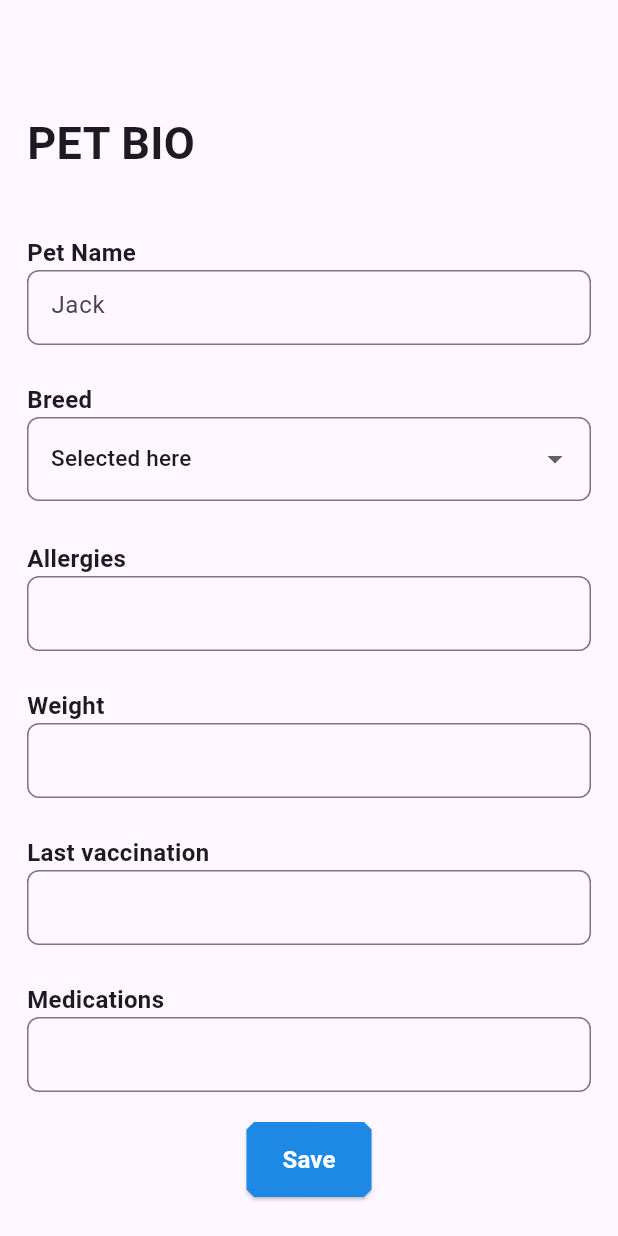
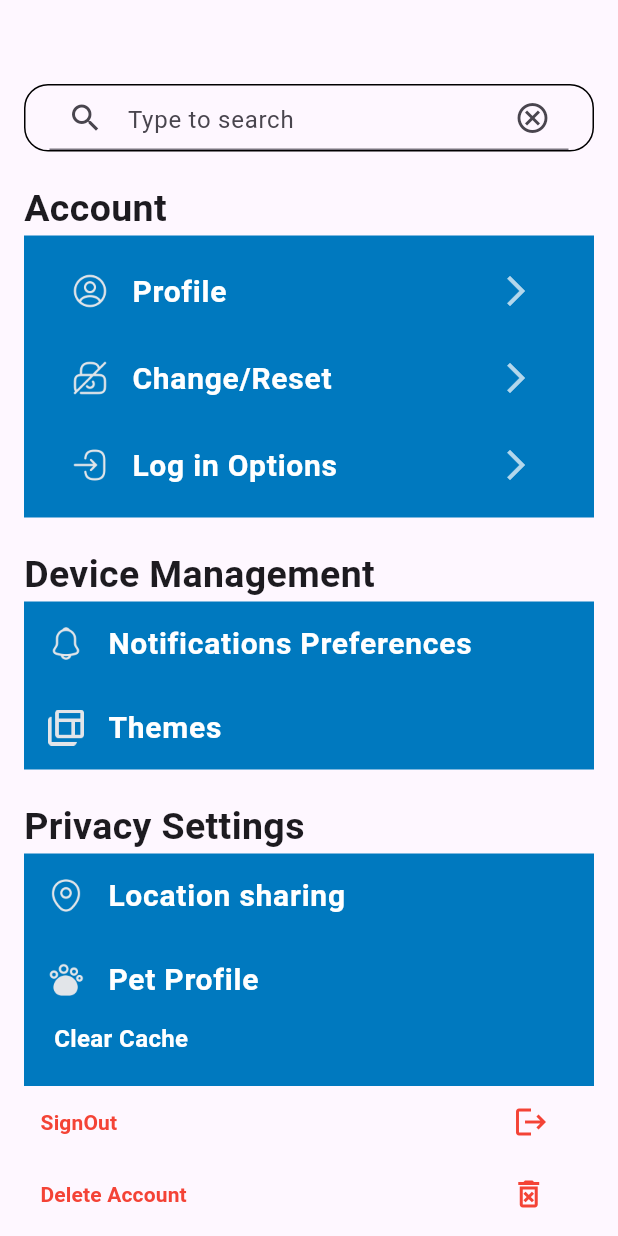
Before and after one commit to tomilayo2/pet_bio, a Flutter app: the screen it shows after launch, on a phone screen of 412 x 824 dp. Run offline on Flutter 3.47's test engine with Material 3 defaults, Android fonts, the phone set to English and light mode, and no system bars.

Commit message:
search box session

```diff
--- /dev/null
+++ b/lib/Search_box_session.dart
@@ -0,0 +1,308 @@
+import 'package:flutter/material.dart';
+
+class SearchBoxSession extends StatelessWidget {
+  const SearchBoxSession({super.key});
+
+  @override
+  Widget build(BuildContext context) {
+    return Scaffold(
+      appBar: AppBar(),
+      body: ListView(
+        children: [
+          Container(
+            height: 45,
+            width: double.infinity,
+            margin: EdgeInsets.symmetric(horizontal: 16.0),
+            padding: EdgeInsets.symmetric(horizontal: 16.0,),
+            decoration: BoxDecoration(
+                border: Border.all(),
+                borderRadius: BorderRadius.circular(16.0)
+            ),
+            child: TextField(
+              decoration: InputDecoration(
+                  hintText: "Type to search",
+                  prefixIcon: Icon(Icons.search),
+                  suffixIcon: Icon(Icons.cancel_outlined),
+                  contentPadding: EdgeInsets.symmetric(vertical: 10.0)
+              ),
+            ),
+          ),
+          SizedBox(height: 20,),
+          Container(
+            padding: EdgeInsets.symmetric(horizontal: 16),
+            child: Text(
+              "Account",
+              style: TextStyle(
+                  fontSize: 25,
+                  fontWeight: FontWeight.bold
+              ),
+            ),
+          ),
+          Container(
+            margin: EdgeInsets.symmetric(horizontal: 16),
+            padding: EdgeInsets.symmetric(horizontal: 16, vertical: 7),
+
+            // width: 400,
+            decoration: BoxDecoration(
+                color: Color(0xFF0079BF)
+            ),
+            child: Column(
+              children: [
+                SizedBox(height: 2,),
+                ListTile(
+                  minVerticalPadding: 0.0,
+                  leading: Image.asset(
+                    "assets/images/profile.png",
+                    width: 24,
+                    height: 24,
+
+                  ),
+                  // leading: Icon(Icons.person, color: Colors.white70,),
+                  title: Text(
+                    "Profile",
+                    style: TextStyle(
+                        color: Colors.white,
+                        fontWeight: FontWeight.bold,
+                        fontSize: 20
+                    ),
+                  ),
+                  trailing: Icon(
+                    Icons.arrow_forward_ios, color: Colors.white70,),
+                ),
+                SizedBox(height: 2,),
+                ListTile(
+                  leading: Image.asset(
+                    "assets/images/reset_pin.png",
+                    width: 24,
+                    height: 24,
+                  ),
+                  title: Text(
+                    "Change/Reset",
+                    style: TextStyle(
+                        color: Colors.white,
+                        fontWeight: FontWeight.bold,
+                        fontSize: 20
+                    ),
+
+                  ),
+                  trailing: Icon(
+                    Icons.arrow_forward_ios, color: Colors.white70,),
+                ),
+                SizedBox(height: 2,),
+                ListTile(
+                  leading: Image.asset(
+                    "assets/images/login.png",
+                    width: 24,
+                    height: 24,
+                  ),
+                  title: Text(
+                    "Log in Options",
+                    style: TextStyle(
+                        color: Colors.white,
+                        fontWeight: FontWeight.bold,
+                        fontSize: 20
+                    ),
+                  ),
+                  trailing: Icon(
+                    Icons.arrow_forward_ios, color: Colors.white70,),
+                )
+              ],
+            ),
+          ),
+          SizedBox(height: 20,),
+          Container(
+            padding: EdgeInsets.symmetric(horizontal: 16),
+            child: Text(
+              "Device Management",
+              style: TextStyle(
+                  fontSize: 25,
+                  fontWeight: FontWeight.bold
+              ),
+            ),
+          ),
+          Container(
+            margin: EdgeInsets.symmetric(horizontal: 16,),
+            decoration: BoxDecoration(
+              color: Color(0xFF0079BF),
+            ),
+            child: Column(
+              children: [
+                ListTile(
+                  leading: Image.asset(
+                    "assets/images/notification.png",
+                    width: 24,
+                    height: 24,
+                  ),
+                  title: Text(
+                    "Notifications Preferences",
+                    style: TextStyle(
+                        color: Colors.white,
+                        fontWeight: FontWeight.bold,
+                        fontSize: 20
+                    ),
+                  ),
+                ),
+                //  SizedBox(height: 1,),
+                ListTile(
+                  leading: Image.asset(
+                    "assets/images/Themes.png",
+                    width: 24,
+                    height: 24,
+                  ),
+                  title: Text(
+                    "Themes",
+                    style: TextStyle(
+                        color: Colors.white,
+                        fontWeight: FontWeight.bold,
+                        fontSize: 20
+                    ),
+                  ),
+                ),
+              ],
+
+            ),
+          ),
+          SizedBox(height: 20,),
+          Container(
+            padding: EdgeInsets.symmetric(horizontal: 16),
+            child: Text(
+              "Privacy Settings",
+              style: TextStyle(
+                  fontSize: 25,
+                  fontWeight: FontWeight.bold
+              ),
+            ),
+          ),
+          Container(
+            margin: EdgeInsets.symmetric(horizontal: 16),
+            //  padding: EdgeInsets.symmetric(horizontal: 16),
+            decoration: BoxDecoration(
+                color: Color(0xFF0079BF)
+            ),
+            child: Column(
+              crossAxisAlignment: CrossAxisAlignment.start,
+              children: [
+                ListTile(
+                  leading: Image.asset(
+                    "assets/images/location.png",
+                    width: 24,
+                    height: 24,
+                  ),
+                  title: Text(
+                    "Location sharing",
+                    style: TextStyle(
+                        color: Colors.white,
+                        fontWeight: FontWeight.bold,
+                        fontSize: 20
+                    ),
+                  ),
+                ),
+                ListTile(
+                  leading: Image.asset(
+                    "assets/images/pet.png",
+                    width: 24,
+                    height: 24,
+                  ),
+                  title: Text(
+                    "Pet Profile",
+                    style: TextStyle(
+                        color: Colors.white,
+                        fontWeight: FontWeight.bold,
+                        fontSize: 20
+                    ),
+                  ),
+                ),
+                Padding(
+                  padding: EdgeInsets.symmetric(horizontal: 20),
+                  child: Text(
+                    "Clear Cache",
+                    style: TextStyle(
+                        color: Colors.white,
+                        fontWeight: FontWeight.bold,
+                        fontSize: 16
+                    ),
+
+                  ),
+                ),
+                SizedBox(height: 20,)
+              ],
+            ),
+          ),
+          Row(
+            children: [
+              SizedBox(width: 15,),
+              TextButton(onPressed: () {},
+                  child: Text(
+                    "SignOut",
+                    style: TextStyle(
+                        color: Colors.red,
+                        fontWeight: FontWeight.bold
+                    ),
+                  )
+              ),
+              SizedBox(width: 240,),
+              IconButton(onPressed: () {},
+                  icon: Icon(Icons.logout, color: Colors.red,)
+              )
+            ],
+          ),
+          Row(
+            children: [
+              SizedBox(width: 15,),
+              TextButton(onPressed: () {},
+                  child: Text(
+                    "Delete Account",
+                    style: TextStyle(
+                        color: Colors.red,
+                        fontWeight: FontWeight.bold
+                    ),
+                  )
+              ),
+              SizedBox(width: 192,),
+              IconButton(onPressed: () {},
+                  icon: Icon(Icons.delete_forever_outlined, color: Colors.red,)
+              )
+
+            ],
+          ),
+          Padding(
+            padding: const EdgeInsets.only(bottom: 50),
+            child: Row(
+              mainAxisAlignment: MainAxisAlignment.start,
+              // crossAxisAlignment: CrossAxisAlignment.start,
+              children: [
+                SizedBox(width: 40,),
+                Text(
+                  "Legal",
+                  style: TextStyle(
+                      fontSize: 20,
+                      color: Colors.black,
+                      fontWeight: FontWeight.bold
+                  ),
+                ),
+                SizedBox(width: 20,),
+                Text(
+                  "Term of use",
+                  style: TextStyle(
+                      fontSize: 16,
+                      color: Colors.black,
+                      fontWeight: FontWeight.w500
+                  ),
+                ),
+                SizedBox(width: 20,),
+                Text(
+                  "Privacy policy",
+                  style: TextStyle(
+                      fontSize: 16,
+                      color: Colors.black,
+                      fontWeight: FontWeight.w500
+                  ),
+                ),
+              ],
+            ),
+          )
+        ],
+      ),
+    );
+  }
+}
--- a/lib/main.dart
+++ b/lib/main.dart
@@ -1,4 +1,5 @@
 import 'package:flutter/material.dart';
+import 'package:pet_bio/Search_box_session.dart';
 import 'package:pet_bio/my_pet.dart';
 import 'package:pet_bio/wellness_tips.dart';
 
@@ -20,7 +21,7 @@ class MyApp extends StatelessWidget {
         colorScheme: ColorScheme.fromSeed(seedColor: Colors.deepPurple),
         useMaterial3: true,
       ),
-      home: MyPet(),
+      home: SearchBoxSession(),
     );
   }
 }
```
Also changed, not shown: assets/images/Themes.png (added), assets/images/location.png (added), assets/images/login.png (added), assets/images/notification.png (added), assets/images/pet.png (added), assets/images/profile.png (added), assets/images/reset_pin.png (added).
